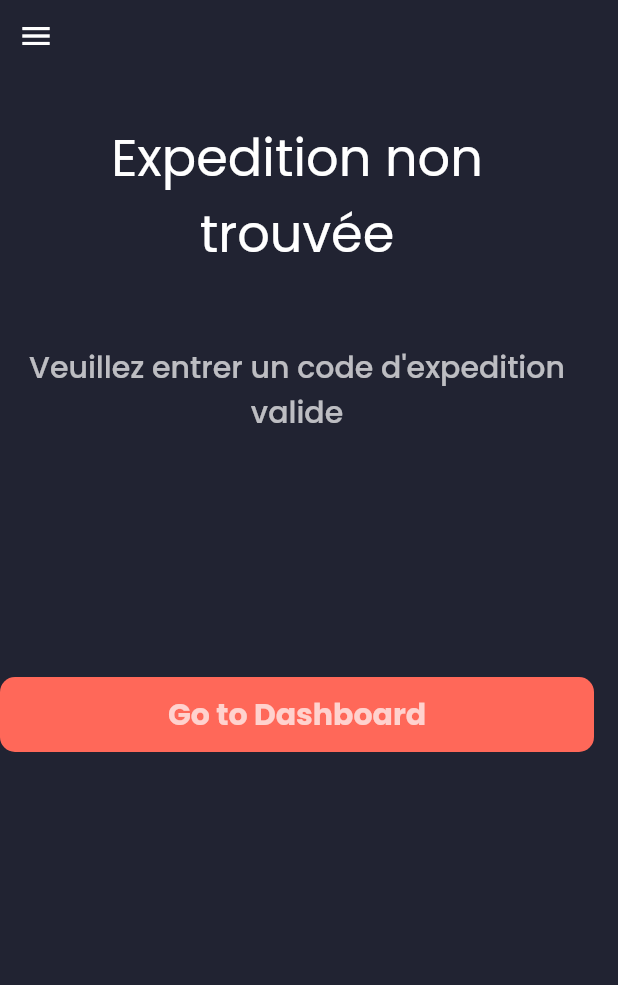
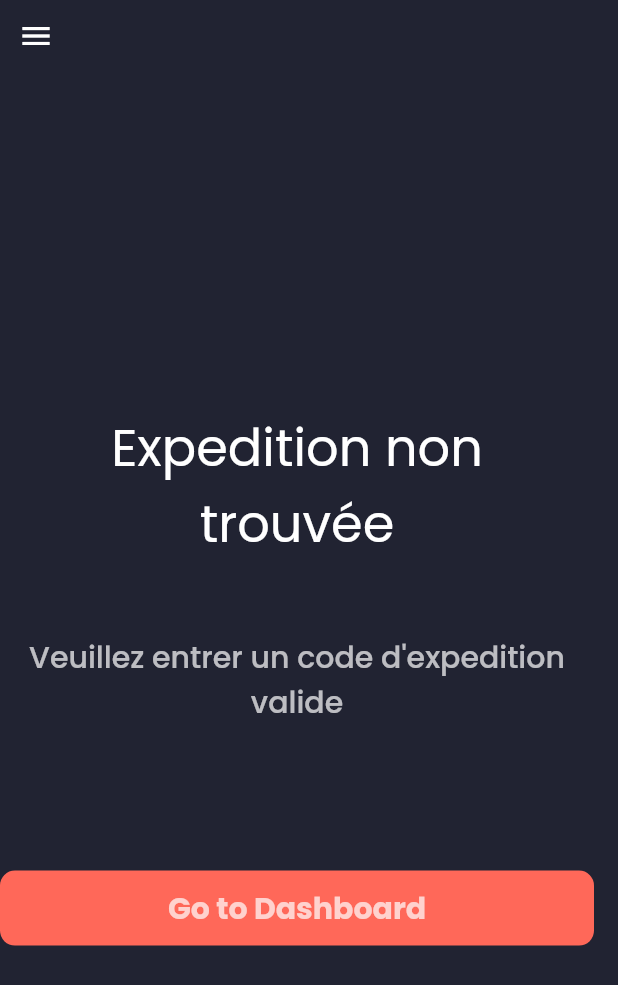
Before and after one commit to manal-elrhezzali/trancentum-web, a Flutter app: the NoResultFoundScreen screen opened by its route, on a phone screen of 412 x 824 dp. Shown: the top 985 px of the screen. Run offline on Flutter 3.47's test engine with Material 2 defaults, Android fonts, the light colour scheme and no system bars; our stand-ins replace fl_chart, flutter_svg, google_fonts; missing offline and left inert: email_auth, mailer.

Commit message:
added error screens

```diff
--- a/lib/controllers/MenuController.dart
+++ b/lib/controllers/MenuController.dart
@@ -1,7 +1,7 @@
 import 'package:flutter/material.dart';
 
 class MenuController extends ChangeNotifier {
-  final GlobalKey<ScaffoldState> _scaffoldKey = GlobalKey<ScaffoldState>();
+  GlobalKey<ScaffoldState> _scaffoldKey = GlobalKey<ScaffoldState>();
   GlobalKey<ScaffoldState> get scaffoldKey => _scaffoldKey;
 
   void controlMenu() {
--- a/lib/routes.dart
+++ b/lib/routes.dart
@@ -1,11 +1,13 @@
 import 'package:flutter/material.dart';
 import 'package:trancentum_web_app/screens/new_expedition/new_expedition_screen.dart';
-import 'package:trancentum_web_app/screens/no_result_found/no_result_found_screen.dart';
+import 'package:trancentum_web_app/screens/no_result_found_404/no_result_found_screen.dart';
 import 'package:trancentum_web_app/screens/otp/otp_screen.dart';
 
 import 'screens/dashboard/dashboard_screen.dart';
 import 'screens/expedition_detail/expedition_detail_screen.dart';
+import 'screens/forbidden_error_403_401/forbidden_error_screen.dart';
 import 'screens/forgot_password/forgot_pasword_screen.dart';
+import 'screens/mail_not_sent/mail_error_screen.dart';
 import 'screens/settings/settings_screen.dart';
 import 'screens/sign_in/sign_in_screen.dart';
 
@@ -17,7 +19,12 @@ final Map<String, WidgetBuilder> routes = {
   NewExpeditionScreen.routeName: (context) => NewExpeditionScreen(),
   SettingsScreen.routeName: (context) => SettingsScreen(),
   ExpeditionDetailScreen.routeName: (context) => ExpeditionDetailScreen(),
+
+  //error screens
   NoResultFoundScreen.routeName: (context) => NoResultFoundScreen(),
+  ForbiddenErrorScreen.routeName: (context) => ForbiddenErrorScreen(),
+  MailErrorScreen.routeName: (context) => MailErrorScreen(),
+
 
 
 };
--- a/lib/screens/expedition_detail/expedition_detail_screen.dart
+++ b/lib/screens/expedition_detail/expedition_detail_screen.dart
@@ -3,7 +3,7 @@ import 'package:provider/provider.dart';
 import 'package:trancentum_web_app/components/side_menu.dart';
 import 'package:trancentum_web_app/controllers/MenuController.dart';
 import 'package:trancentum_web_app/providers/expeditions.dart';
-import 'package:trancentum_web_app/screens/no_result_found/no_result_found_screen.dart';
+import 'package:trancentum_web_app/screens/no_result_found_404/no_result_found_screen.dart';
 
 import '../../responsive.dart';
 import 'components/body.dart';
--- a/lib/screens/new_expedition/new_expedition_screen.dart
+++ b/lib/screens/new_expedition/new_expedition_screen.dart
@@ -13,7 +13,7 @@ class NewExpeditionScreen extends StatelessWidget {
   @override
   Widget build(BuildContext context) {
     return Scaffold(
-            // key: context.read<MenuController>().scaffoldKey,
+            key: context.read<MenuController>().scaffoldKey,
 
       drawer: SideMenu(),
       body: SafeArea(
--- a/lib/screens/no_result_found/no_result_found_screen.dart
+++ /dev/null
@@ -1,114 +0,0 @@
-import 'package:flutter/material.dart';
-import 'package:flutter_svg/flutter_svg.dart';
-import 'package:provider/src/provider.dart';
-import 'package:trancentum_web_app/components/side_menu.dart';
-import 'package:trancentum_web_app/controllers/MenuController.dart';
-import 'package:trancentum_web_app/screens/dashboard/dashboard_screen.dart';
-
-import '../../constants.dart';
-import '../../responsive.dart';
-
-class NoResultFoundScreen extends StatelessWidget {
-  static String routeName = "/no_result_found";
-
-  @override
-  Widget build(BuildContext context) {
-    return Scaffold(
-      // key: context.read<MenuController>().scaffoldKey,
-      drawer: SideMenu(),
-      body: SafeArea(
-        child: Row(
-          mainAxisAlignment: MainAxisAlignment.center,
-          children: [
-            if (Responsive.isDesktop(context))
-              Expanded(
-                child: SideMenu(),
-              ),
-            Expanded(
-              flex: 2,
-              child: Column(
-                children: [
-                  Row(
-                    children: [
-                      if (!Responsive.isDesktop(context))
-                        IconButton(
-                          icon: Icon(Icons.menu),
-                          onPressed: context.read<MenuController>().controlMenu,
-                        ),
-                    ],
-                  ),
-                  Container(
-                    // width: double.infinity,
-                    padding: EdgeInsets.all(2 * defaultPadding),
-                    child: Text(
-                      "Expedition non trouvée",
-                      overflow: TextOverflow.ellipsis,
-                      textAlign: TextAlign.center,
-                      maxLines: 3,
-                      style: Theme.of(context)
-                          .textTheme
-                          .headline4
-                          .copyWith(color: reallyWhiteColor),
-                    ),
-                  ),
-                  SizedBox(height: defaultPadding),
-                  Container(
-                    width: double.infinity,
-                    child: Text(
-                      "Veuillez entrer un code d'expedition valide ",
-                      overflow: TextOverflow.ellipsis,
-                      textAlign: TextAlign.center,
-                      maxLines: 5,
-                      style: Theme.of(context)
-                          .textTheme
-                          .headline6
-                          .copyWith(color: whiteColor),
-                    ),
-                  ),
-                  Spacer(),
-                  SizedBox(
-                    height: 50,
-                    width: 500,
-                    child: FlatButton(
-                      onPressed: () {
-                        Navigator.of(context)
-                            .pushReplacementNamed(DashboardScreen.routeName);
-                      },
-                      shape: RoundedRectangleBorder(
-                          borderRadius: BorderRadius.circular(10)),
-                      color: redColor,
-                      child: Text(
-                        "Go to Dashboard",
-                        style: TextStyle(
-                          fontSize: 20,
-                          color: whiteColor,
-                          fontWeight: FontWeight.bold,
-                        ),
-                      ),
-                    ),
-                  ),
-                  Spacer(flex: 2),
-                ],
-              ),
-            ),
-            Responsive.isDesktop(context)
-                ? Expanded(
-                    flex: 2,
-                    child: SvgPicture.asset(
-                      "assets/icons/result_not_found_.svg",
-                      width: double.infinity,
-                    ),
-                  )
-                : SizedBox(
-                    width: null,
-                    height: null,
-                  ),
-            SizedBox(
-              width: defaultPadding,
-            )
-          ],
-        ),
-      ),
-    );
-  }
-}
--- /dev/null
+++ b/lib/screens/no_result_found_404/no_result_found_screen.dart
@@ -0,0 +1,125 @@
+import 'package:flutter/material.dart';
+import 'package:flutter_svg/flutter_svg.dart';
+import 'package:provider/src/provider.dart';
+import 'package:trancentum_web_app/components/side_menu.dart';
+import 'package:trancentum_web_app/controllers/MenuController.dart';
+import 'package:trancentum_web_app/screens/dashboard/dashboard_screen.dart';
+import 'package:trancentum_web_app/screens/forbidden_error_403_401/forbidden_error_screen.dart';
+
+import '../../constants.dart';
+import '../../responsive.dart';
+
+class NoResultFoundScreen extends StatelessWidget {
+  static String routeName = "/no_result_found";
+
+  @override
+  Widget build(BuildContext context) {
+    return Scaffold(
+      key: context.read<MenuController>().scaffoldKey,
+      drawer: SideMenu(),
+      body: SafeArea(
+        child: Center(
+          child: Row(
+            mainAxisAlignment: MainAxisAlignment.center,
+            children: [
+              if (Responsive.isDesktop(context))
+                Expanded(
+                  child: SideMenu(),
+                ),
+              Expanded(
+                flex: 2,
+                child: Column(
+                  children: [
+                    Row(
+                      children: [
+                        if (!Responsive.isDesktop(context))
+                          IconButton(
+                            icon: Icon(Icons.menu),
+                            onPressed:
+                                context.read<MenuController>().controlMenu,
+                          ),
+                      ],
+                    ),
+                    Spacer(
+                      flex: 2,
+                    ),
+                    Container(
+                      // width: double.infinity,
+                      padding: EdgeInsets.all(2 * defaultPadding),
+                      child: Text(
+                        "Expedition non trouvée",
+                        overflow: TextOverflow.ellipsis,
+                        textAlign: TextAlign.center,
+                        maxLines: 3,
+                        style: Theme.of(context)
+                            .textTheme
+                            .headline4
+                            .copyWith(color: reallyWhiteColor),
+                      ),
+                    ),
+                    SizedBox(height: defaultPadding),
+                    Container(
+                      width: double.infinity,
+                      child: Text(
+                        "Veuillez entrer un code d'expedition valide ",
+                        overflow: TextOverflow.ellipsis,
+                        textAlign: TextAlign.center,
+                        maxLines: 5,
+                        style: Theme.of(context)
+                            .textTheme
+                            .headline6
+                            .copyWith(color: whiteColor),
+                      ),
+                    ),
+                    Spacer(),
+                    Center(
+                      child: SizedBox(
+                        height: 50,
+                        width: 500,
+                        child: FlatButton(
+                          onPressed: () {
+                            Navigator.of(context).pushReplacementNamed(
+                                ForbiddenErrorScreen.routeName);//use dashboard instead
+                          },
+                          shape: RoundedRectangleBorder(
+                              borderRadius: BorderRadius.circular(10)),
+                          color: redColor,
+                          child: Text(
+                            "Go to Dashboard",
+                            style: TextStyle(
+                              fontSize: 20,
+                              color: whiteColor,
+                              fontWeight: FontWeight.bold,
+                            ),
+                          ),
+                        ),
+                      ),
+                    ),
+                    Spacer(
+                      flex: 2,
+                    ),
+                  ],
+                ),
+              ),
+              Responsive.isDesktop(context)
+                  ? Expanded(
+                      flex: 2,
+                      child: SvgPicture.asset(
+                        "assets/icons/result_not_found_.svg",
+                        width: double.infinity,
+                      ),
+                    )
+                  : SizedBox(
+                      width: null,
+                      height: null,
+                    ),
+              SizedBox(
+                width: defaultPadding,
+              )
+            ],
+          ),
+        ),
+      ),
+    );
+  }
+}
```
Also changed, not shown: lib/screens/forbidden_error_403_401/forbidden_error_screen.dart (added, +123 -0 lines), lib/screens/mail_not_sent/mail_error_screen.dart (added, +122 -0 lines), lib/screens/unknown_route/unknown_route_screen.dart (added, +124 -0 lines), assets/icons/email not sent.svg (added).
